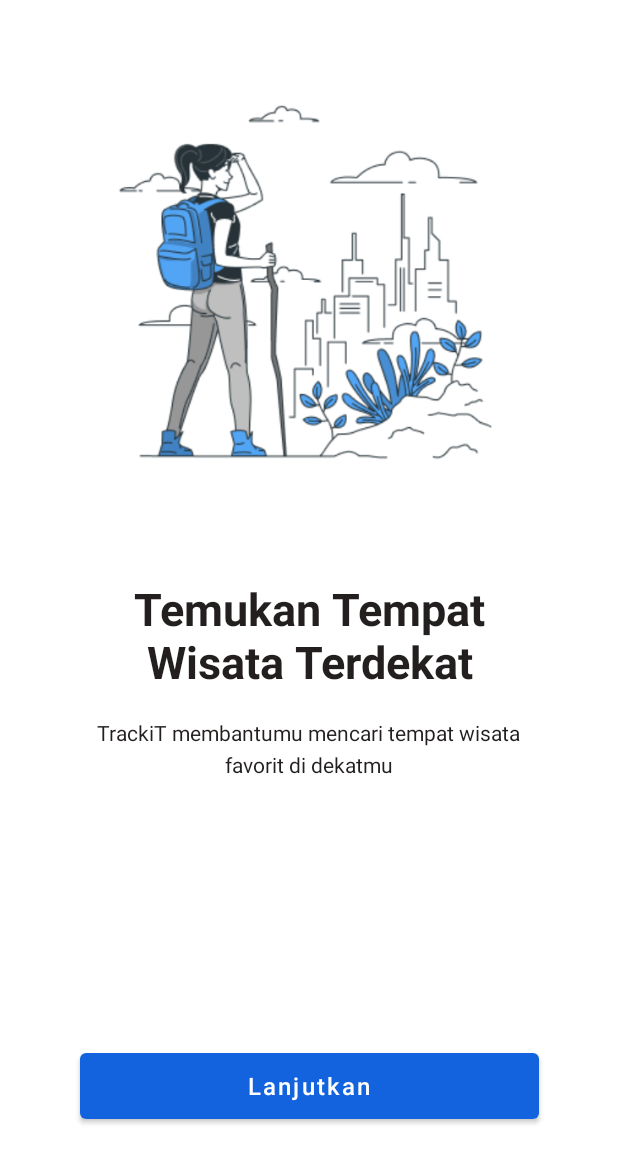
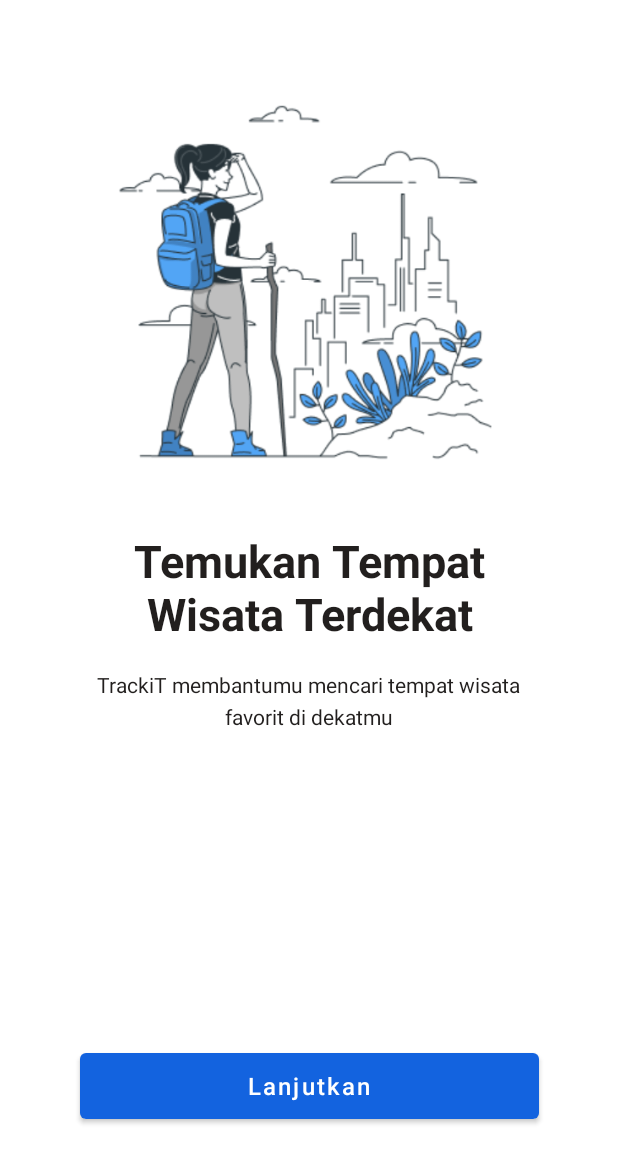
Before and after one commit to angjaay/TrackiT-AKB, an Android app: the screen it shows after launch (SliderActivity), on a phone screen of 412 x 824 dp. Shown: the top 1163 px of the screen. Run offline under Robolectric (Android 15) with nearby library versions, the light colour scheme and no system bars.

Commit message:
fix position

```diff
--- a/app/src/main/res/layout/slider1.xml
+++ b/app/src/main/res/layout/slider1.xml
@@ -21,7 +21,7 @@
         android:id="@+id/textView"
         android:layout_width="291dp"
         android:layout_height="69dp"
-        android:layout_marginTop="60dp"
+        android:layout_marginTop="28dp"
         android:text="@string/temukan_tempat_wisata_terdekat"
         android:textAlignment="center"
         android:textColor="#221F1E"
--- a/app/src/main/res/layout/slider2.xml
+++ b/app/src/main/res/layout/slider2.xml
@@ -20,7 +20,7 @@
         android:id="@+id/textView"
         android:layout_width="302dp"
         android:layout_height="69dp"
-        android:layout_marginTop="60dp"
+        android:layout_marginTop="28dp"
         android:text="@string/sesuaikan_jadwal_liburanmu"
         android:textAlignment="center"
         android:textColor="#221F1E"
--- a/app/src/main/res/layout/slider3.xml
+++ b/app/src/main/res/layout/slider3.xml
@@ -21,7 +21,7 @@
         android:id="@+id/textView"
         android:layout_width="285dp"
         android:layout_height="75dp"
-        android:layout_marginTop="40dp"
+        android:layout_marginTop="28dp"
         android:text="@string/lacak_lokasi_tempat_wisata"
         android:textAlignment="center"
         android:textColor="#221F1E"
```
